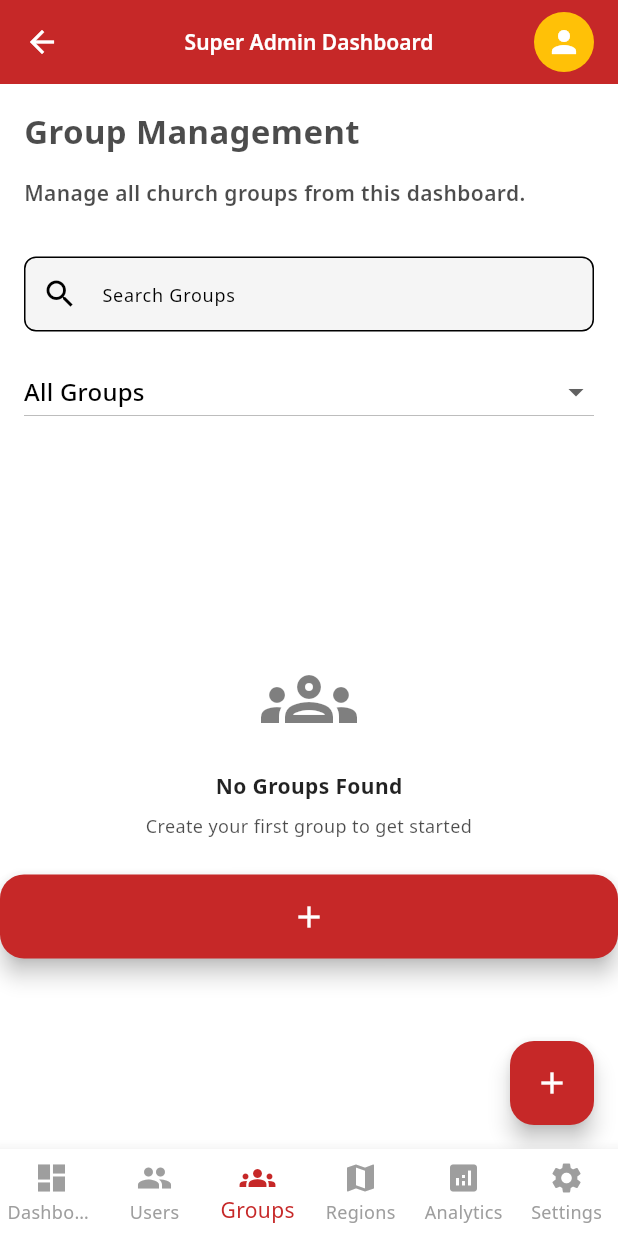
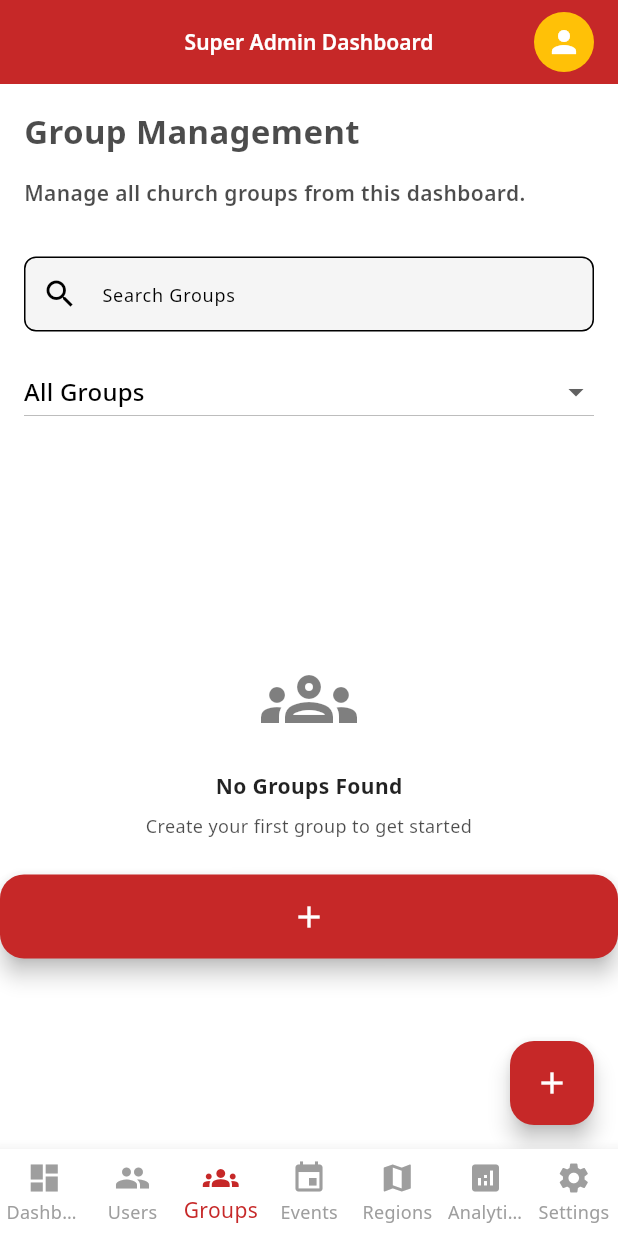
Before and after one commit to Purity-dev-614E/church_connect, a Flutter app: the SuperAdminDashboard screen opened directly, swiped to page 3, on a phone screen of 412 x 824 dp. Run offline on Flutter 3.47's test engine with Material 3 defaults, Android fonts, the phone set to English and light mode, and no system bars; our stand-ins replace animated_text_kit, fl_chart, flutter_secure_storage, google_fonts, lottie, permission_handler and 3 more; missing offline and left inert: image_picker_web; accounts and stored records are empty; network calls fail.

Commit message:
fixture 2.0

```diff
--- a/lib/features/admin/Admin_dashboard.dart
+++ b/lib/features/admin/Admin_dashboard.dart
@@ -2104,7 +2104,7 @@ class _AdminDashboardState extends State<AdminDashboard>
               style: TextStyles.bodyText.copyWith(fontWeight: FontWeight.w600),
             ),
             subtitle: Text(
-              member.email,
+              '+254${member.contact.substring(3)}',
               style: TextStyles.bodyText.copyWith(
                 color: Theme.of(
                   context,
--- a/lib/features/super_admin/dashboard_cleaned.dart
+++ b/lib/features/super_admin/dashboard_cleaned.dart
@@ -46,6 +46,9 @@ class _SuperAdminDashboardState extends State<SuperAdminDashboard> {
   // Data from providers
   late SuperAdminAnalyticsProvider _analyticsProvider;
   Map<String, dynamic> _dashboardSummary = {};
+  // Attendance chart state
+  double _overallAttendance = 0.0;
+  List<FlSpot> _attendanceTrend = [];
 
   bool _isLoading = true;
   String? _errorMessage;
@@ -144,6 +147,23 @@ class _SuperAdminDashboardState extends State<SuperAdminDashboard> {
       print('Fetching dashboard summary...');
       // Now try to get the dashboard summary with the refreshed token
       await _analyticsProvider.getDashboardSummary();
+      // Also load overall attendance trend for the last month (same logic as analytics screen)
+      final overall = await _analyticsProvider.getOverallAttendanceByPeriod('month');
+      if (overall.overallStats.attendanceRate != null) {
+        final rate = overall.overallStats.attendanceRate;
+        _overallAttendance = rate;
+        _attendanceTrend = [
+          FlSpot(0, _overallAttendance * 0.9),
+          FlSpot(1, _overallAttendance * 0.95),
+          FlSpot(2, _overallAttendance * 0.97),
+          FlSpot(3, _overallAttendance),
+          FlSpot(4, _overallAttendance * 1.02),
+          FlSpot(5, _overallAttendance * 1.05),
+        ];
+      } else {
+        _overallAttendance = 0.0;
+        _attendanceTrend = [];
+      }
 
       if (mounted) {
         setState(() {
@@ -206,7 +226,7 @@ class _SuperAdminDashboardState extends State<SuperAdminDashboard> {
           _buildDashboardTab(),
           _buildUserManagementTab(),
           _buildGroupAdministrationTab(),
-          // _buildEventsTab(),
+          _buildEventsTab(),
           _buildRegionManagerTab(),
           _buildAnalyticsTab(),
           _buildSettingsTab(),
@@ -221,7 +241,7 @@ class _SuperAdminDashboardState extends State<SuperAdminDashboard> {
           ),
           BottomNavigationBarItem(icon: Icon(Icons.people), label: 'Users'),
           BottomNavigationBarItem(icon: Icon(Icons.groups), label: 'Groups'),
-          // BottomNavigationBarItem(icon: Icon(Icons.event),label: "events"),
+          BottomNavigationBarItem(icon: Icon(Icons.event),label: "Events"),
           BottomNavigationBarItem(
             icon: Icon(Icons.map),
             label: 'Regions',
@@ -307,6 +327,8 @@ class _SuperAdminDashboardState extends State<SuperAdminDashboard> {
               const SizedBox(height: 24),
               _buildStatisticsGrid(),
               const SizedBox(height: 24),
+              _buildOverallAttendanceCard(),
+              const SizedBox(height: 24),
               // _buildSectionHeader('Quick Analytics', Icons.analytics, () {
               //   _onItemTapped(3); // Navigate to Analytics tab
               // }),
@@ -337,6 +359,101 @@ class _SuperAdminDashboardState extends State<SuperAdminDashboard> {
     }
 
     return content;
+  }
+
+  Widget _buildOverallAttendanceCard() {
+    return Card(
+      elevation: 4,
+      shape: RoundedRectangleBorder(borderRadius: BorderRadius.circular(12)),
+      child: Padding(
+        padding: const EdgeInsets.all(16),
+        child: Column(
+          crossAxisAlignment: CrossAxisAlignment.start,
+          children: [
+            Row(
+              mainAxisAlignment: MainAxisAlignment.spaceBetween,
+              children: [
+                Text(
+                  'Overall Attendance Trend',
+                  style: TextStyles.heading2.copyWith(
+                      fontWeight: FontWeight.bold
+                  ),
+                ),
+                _overallAttendance > 0
+                    ? Text(
+                  'Current: ${_overallAttendance.toStringAsFixed(1)}%',
+                  style: TextStyles.heading1.copyWith(
+                    fontWeight: FontWeight.bold,
+                    color: Colors.blue,
+                  ),
+                )
+                    : const SizedBox(),
+              ],
+            ),
+            const SizedBox(height: 16),
+            SizedBox(
+              height: 300,
+              width: double.infinity,
+              child: _attendanceTrend.isEmpty
+                  ? const Center(
+                child: Text(
+                  'No attendance trend data available at this time',
+                  textAlign: TextAlign.center,
+                ),
+              )
+                  : LineChart(
+                LineChartData(
+                  gridData: const FlGridData(
+                    show: true,
+                    drawVerticalLine: false,
+                  ),
+                  titlesData: FlTitlesData(
+                    leftTitles: const AxisTitles(
+                      sideTitles: SideTitles(showTitles: true),
+                    ),
+                    bottomTitles: AxisTitles(
+                      sideTitles: SideTitles(
+                        showTitles: true,
+                        getTitlesWidget: (value, meta) {
+                          const labels = [
+                            'Jan',
+                            'Feb',
+                            'Mar',
+                            'Apr',
+                            'May',
+                            'Jun',
+                          ];
+                          final index = value.toInt();
+                          if (index >= 0 && index < labels.length) {
+                            return Text(labels[index]);
+                          }
+                          return const Text('');
+                        },
+                      ),
+                    ),
+                  ),
+                  borderData: FlBorderData(show: true),
+                  lineBarsData: [
+                    LineChartBarData(
+                      spots: _attendanceTrend,
+                      isCurved: true,
+                      color: Colors.blue,
+                      barWidth: 3,
+                      isStrokeCapRound: true,
+                      dotData: const FlDotData(show: true),
+                      belowBarData: BarAreaData(
+                        show: true,
+                        color: Colors.blue.withOpacity(0.2),
+                      ),
+                    ),
+                  ],
+                ),
+              ),
+            ),
+          ],
+        ),
+      ),
+    );
   }
 
   // USER MANAGEMENT TAB
--- a/lib/features/super_admin/user_management_tab.dart
+++ b/lib/features/super_admin/user_management_tab.dart
@@ -186,9 +186,8 @@ class _UserManagementTabState extends State<UserManagementTab> {
                   items: const [
                     DropdownMenuItem(value: 'All', child: Text('All')),
                     DropdownMenuItem(value: 'Members', child: Text('Members')),
-                    DropdownMenuItem(
-                        value: 'Group Leaders', child: Text('Group Leaders')),
-                    DropdownMenuItem(value: 'Admins', child: Text('Admins')),
+                    DropdownMenuItem(value: 'Group Leaders', child: Text('Group Leaders')),
+                    DropdownMenuItem(value: "Regional Leaders", child: Text("Regional Leaders")),
                   ],
                   onChanged: (newValue) {
                     if (newValue != null) {
```
Also changed, not shown: lib/features/region_manager/region_dashboard.dart (+33 -7 lines), lib/features/super_admin/region_management_tab.dart (+5 -3 lines), lib/features/super_admin/screens/analytics_screen.dart (+10 -3 lines).
